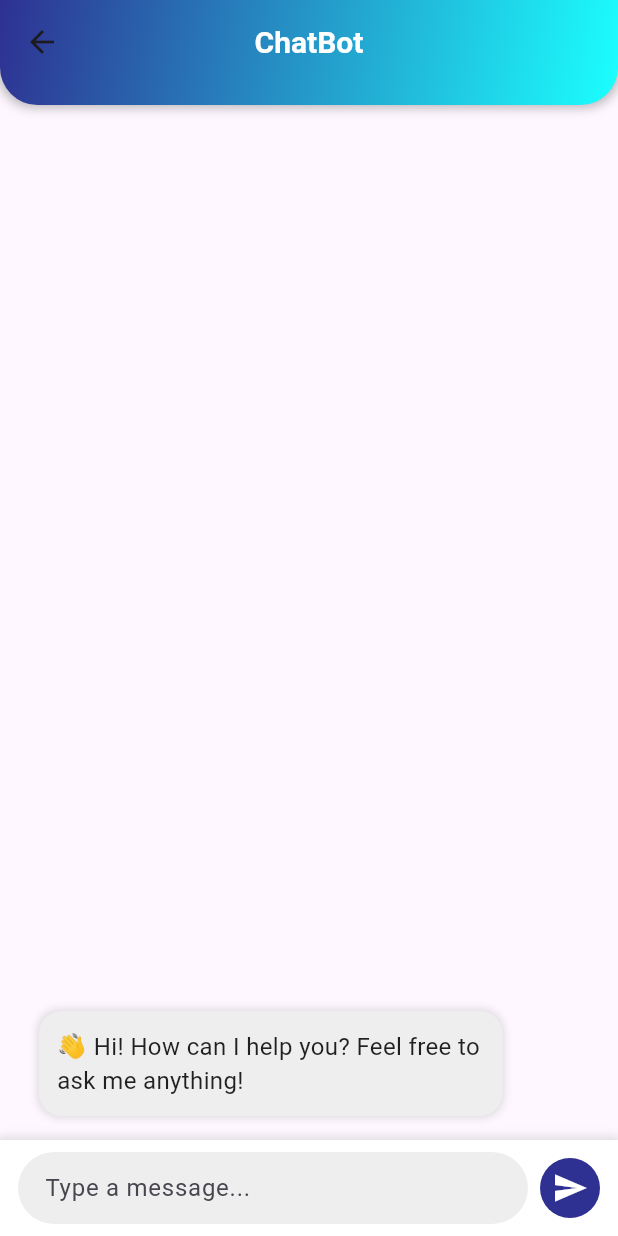
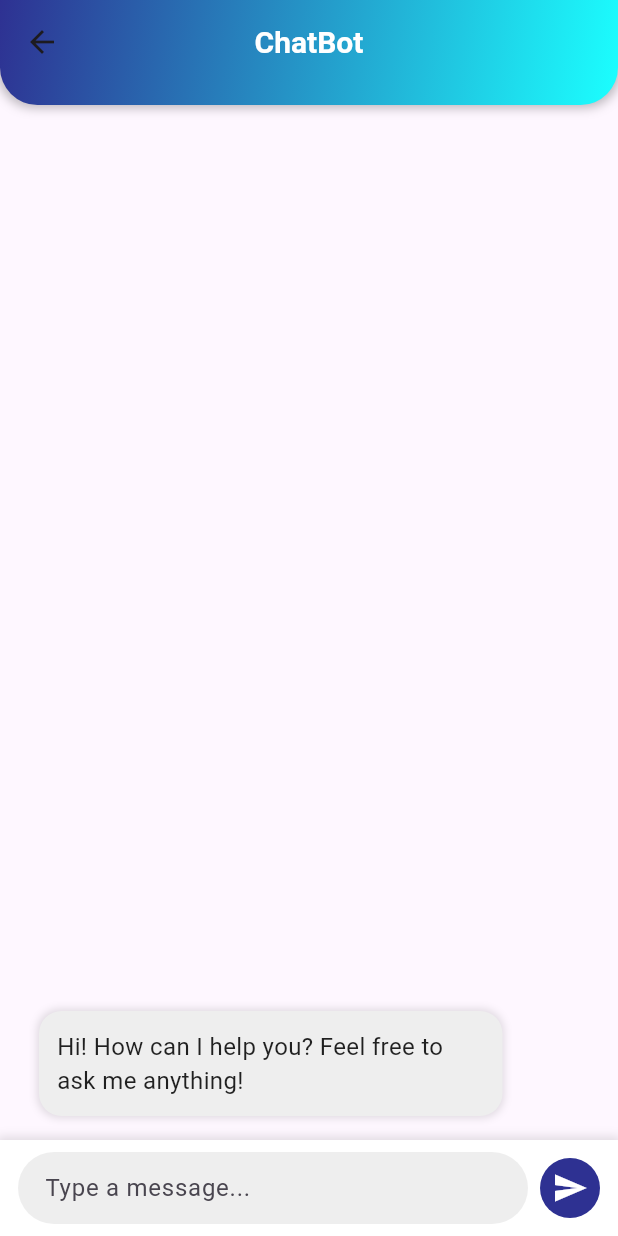
Before and after one commit to jbpranov2204/Smart_Investing, a Flutter app: the ChatScreen screen opened directly, on a phone screen of 412 x 824 dp. Run offline on Flutter 3.47's test engine with Material 3 defaults, Android fonts, the phone set to English and light mode, and no system bars; drawn by our look-alikes of flutter_markdown.

Commit message:
Update welcome message and remove monospace font from code blocks

```diff
--- a/lib/HomePage/chatbot_page.dart
+++ b/lib/HomePage/chatbot_page.dart
@@ -22,7 +22,7 @@ class _ChatScreenState extends State<ChatScreen> {
         _messages.insert(
           0,
           ChatMessage(
-            text: "👋 Hi! How can I help you? Feel free to ask me anything!",
+            text: "Hi! How can I help you? Feel free to ask me anything!",
             isUser: false,
           ),
         );
@@ -221,7 +221,6 @@ class ChatMessage extends StatelessWidget {
                       p: TextStyle(color: Colors.black87, fontSize: 16),
                       code: TextStyle(
                         backgroundColor: Colors.grey[300],
-                        fontFamily: 'monospace',
                         fontSize: 14,
                       ),
                       codeblockDecoration: BoxDecoration(
```
